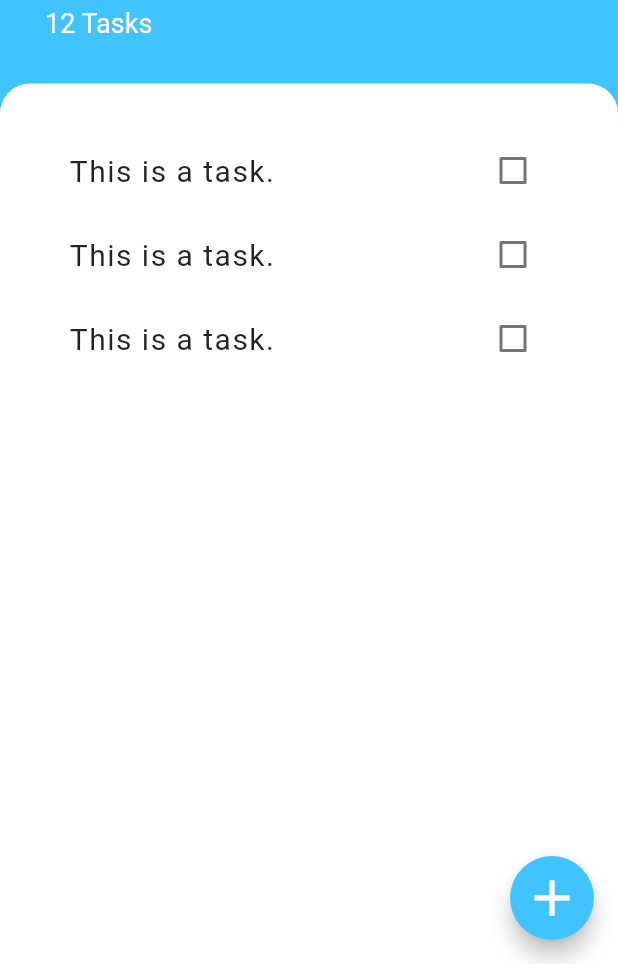
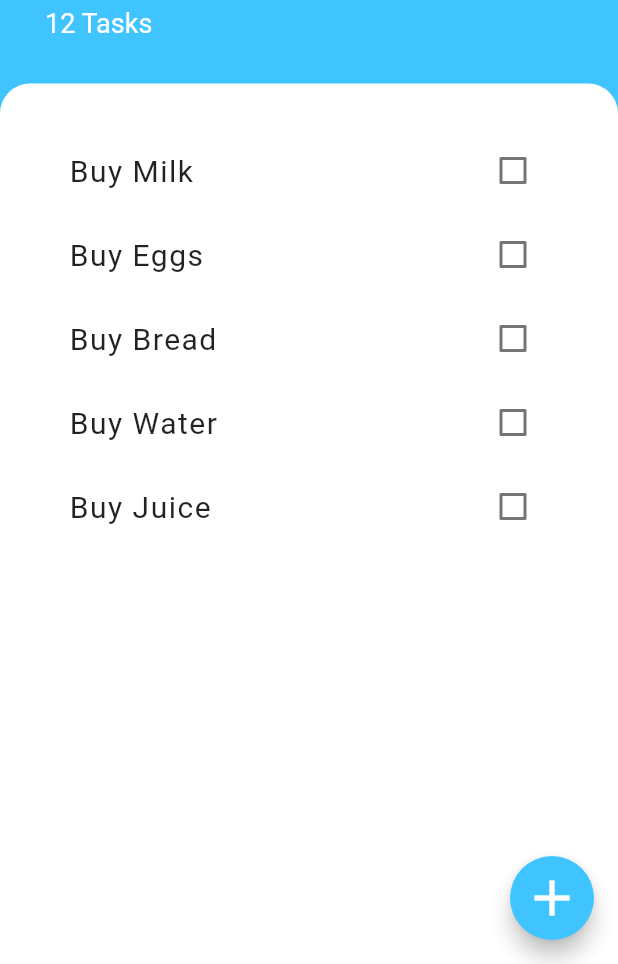
Before and after one commit to grayHatEnigma/Background-Memo, a Flutter app: the screen it shows after launch, on a phone screen of 412 x 824 dp, the part 272-1236 px from its top. Run offline on Flutter 3.47's test engine with Material 2 defaults, Android fonts, the phone set to English and light mode, and no system bars; our stand-ins replace google_fonts.

```diff
--- /dev/null
+++ b/lib/models/task.dart
@@ -0,0 +1,10 @@
+class Task {
+  final String name;
+  bool isDone;
+
+  Task({this.name, this.isDone = false});
+
+  void toggleDone() {
+    isDone = !isDone;
+  }
+}
--- a/lib/screens/add_task_screen.dart
+++ b/lib/screens/add_task_screen.dart
@@ -1,6 +1,8 @@
 import 'package:flutter/material.dart';
 
 class AddTaskScreen extends StatelessWidget {
+  String inputText;
+
   @override
   Widget build(BuildContext context) {
     return Container(
@@ -32,6 +34,9 @@ class AddTaskScreen extends StatelessWidget {
               ),
               autofocus: true,
               textAlign: TextAlign.center,
+              onChanged: (userInput) {
+                inputText = userInput;
+              },
             ),
             FlatButton(
               color: Colors.lightBlueAccent,
@@ -39,9 +44,7 @@ class AddTaskScreen extends StatelessWidget {
                 'Add',
                 style: TextStyle(color: Colors.white, fontSize: 18),
               ),
-              onPressed: () {
-                print('Add pressed');
-              },
+              onPressed: () {},
             ),
           ],
         ),
--- a/lib/widgets/task_tile.dart
+++ b/lib/widgets/task_tile.dart
@@ -1,53 +1,30 @@
 import 'package:flutter/material.dart';
+import 'package:background_memo/models/task.dart';
 
-class TaskTile extends StatefulWidget {
-  final String taskText;
-  TaskTile({this.taskText});
-
-  @override
-  _TaskTileState createState() => _TaskTileState();
-}
-
-class _TaskTileState extends State<TaskTile> {
-  bool isChecked = false;
+class TaskTile extends StatelessWidget {
+  final Task task;
+  final Function checkBoxCallBack;
+  TaskTile({this.task, this.checkBoxCallBack});
 
   @override
   Widget build(BuildContext context) {
     return ListTile(
       title: Text(
-        widget.taskText,
+        task.name,
         style: TextStyle(
           fontWeight: FontWeight.w400,
           fontSize: 20,
           letterSpacing: 1,
-          decoration: isChecked ? TextDecoration.lineThrough : null,
+          decoration: task.isDone ? TextDecoration.lineThrough : null,
         ),
       ),
-      trailing: TaskCheckBox(
-          checkBoxState: isChecked,
-          toggleCheckBox: (newState) {
-            setState(() {
-              isChecked = newState;
-            });
-          }),
+      trailing: Checkbox(
+        activeColor: Colors.lightBlueAccent,
+        value: task.isDone,
+        onChanged: (newState) {
+          checkBoxCallBack(newState);
+        },
+      ),
     );
   }
 }
-//////////////////////////////////////////////////
-
-class TaskCheckBox extends StatelessWidget {
-  final bool checkBoxState;
-  final Function toggleCheckBox;
-
-  TaskCheckBox({this.checkBoxState, this.toggleCheckBox});
-  @override
-  Widget build(BuildContext context) {
-    return Checkbox(
-      activeColor: Colors.lightBlueAccent,
-      value: checkBoxState,
-      onChanged: (newValue) {
-        toggleCheckBox(newValue);
-      },
-    );
-  }
-}
--- a/lib/widgets/tasks_list.dart
+++ b/lib/widgets/tasks_list.dart
@@ -1,21 +1,34 @@
 import 'package:flutter/material.dart';
 import 'package:background_memo/widgets/task_tile.dart';
+import 'package:background_memo/models/task.dart';
 
-class TasksList extends StatelessWidget {
+class TasksList extends StatefulWidget {
+  @override
+  _TasksListState createState() => _TasksListState();
+}
+
+class _TasksListState extends State<TasksList> {
+  List<Task> tasks = [
+    Task(name: 'Buy Milk'),
+    Task(name: 'Buy Eggs'),
+    Task(name: 'Buy Bread'),
+    Task(name: 'Buy Water'),
+    Task(name: 'Buy Juice'),
+  ];
   @override
   Widget build(BuildContext context) {
-    return ListView(
-      children: <Widget>[
-        TaskTile(
-          taskText: 'This is a task.',
-        ),
-        TaskTile(
-          taskText: 'This is a task.',
-        ),
-        TaskTile(
-          taskText: 'This is a task.',
-        ),
-      ],
+    return ListView.builder(
+      itemBuilder: (context, index) {
+        return TaskTile(
+          task: tasks[index],
+          checkBoxCallBack: (newState) {
+            setState(() {
+              tasks[index].toggleDone();
+            });
+          },
+        );
+      },
+      itemCount: tasks.length,
     );
   }
 }
```
